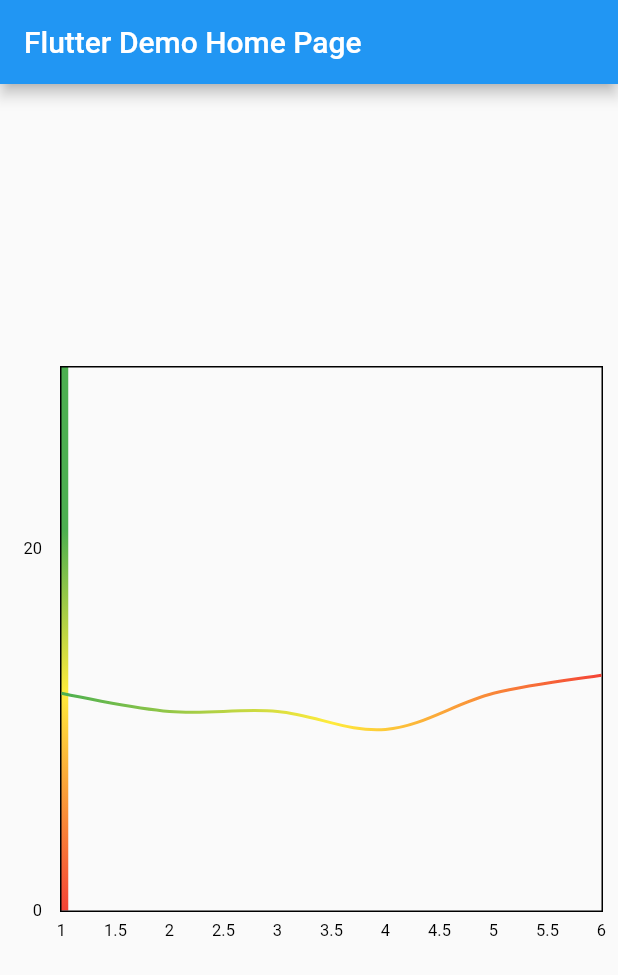
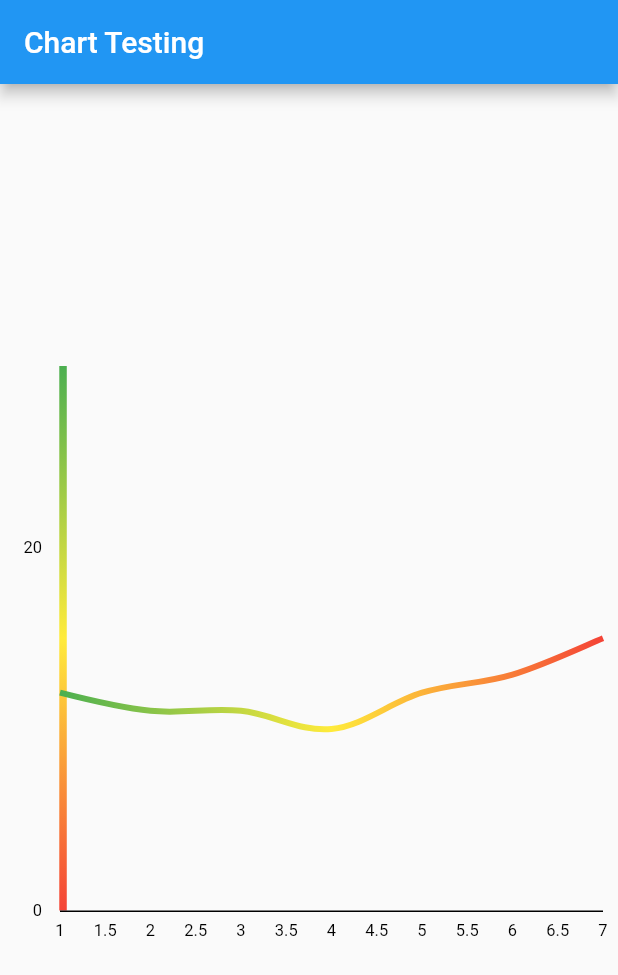
Before and after one commit to ZootZeke/chart_test, a Flutter app: the screen it shows after launch, on a phone screen of 412 x 824 dp. Shown: the top 975 px of the screen. Run offline on Flutter 3.47's test engine with Material 2 defaults, Android fonts, the phone set to English and light mode, and no system bars; drawn by our look-alikes of fl_chart.

Commit message:
Adjust the graph's look

```diff
--- a/lib/main.dart
+++ b/lib/main.dart
@@ -10,11 +10,11 @@ class MyApp extends StatelessWidget {
   @override
   Widget build(BuildContext context) {
     return MaterialApp(
-      title: 'Flutter Demo',
+      title: 'Chart Test',
       theme: ThemeData(
         primarySwatch: Colors.blue,
       ),
-      home: MyHomePage(title: 'Flutter Demo Home Page'),
+      home: MyHomePage(title: 'Chart Testing'),
     );
   }
 }
@@ -32,8 +32,8 @@ class MyHomePage extends StatelessWidget {
       Colors.red
     ];
     final List<double> stops = [
-      0.3,
-      0.6,
+      0.0,
+      0.5,
       1.0
     ];
 
@@ -46,7 +46,7 @@ class MyHomePage extends StatelessWidget {
           aspectRatio: 1.0,
           child: LayoutBuilder(
             builder: (context, constraints) {
-              final double alignRatio = (41 / constraints.maxWidth) * 2 - 1;
+              final double alignRatio = (40 / constraints.maxWidth) * 2 - 1;
 
               return Stack(
                 children: [
@@ -72,6 +72,11 @@ class MyHomePage extends StatelessWidget {
                     padding: const EdgeInsets.all(10.0),
                     child: LineChart(
                       LineChartData(
+                        borderData: FlBorderData(
+                          border: Border(
+                            bottom: BorderSide(color: Colors.black)
+                          )
+                        ),
                         titlesData: FlTitlesData(
                           leftTitles: SideTitles(
                             showTitles: true,
@@ -94,6 +99,7 @@ class MyHomePage extends StatelessWidget {
                         ),
                         lineBarsData: [
                           LineChartBarData(
+                            barWidth: 4.0,
                             isCurved: true,
                             dotData: FlDotData(
                               show: false
@@ -105,6 +111,7 @@ class MyHomePage extends StatelessWidget {
                               FlSpot(4, 10),
                               FlSpot(5, 12),
                               FlSpot(6, 13),
+                              FlSpot(7, 15),
                             ],
                             colors: [
                               Colors.green,
```
